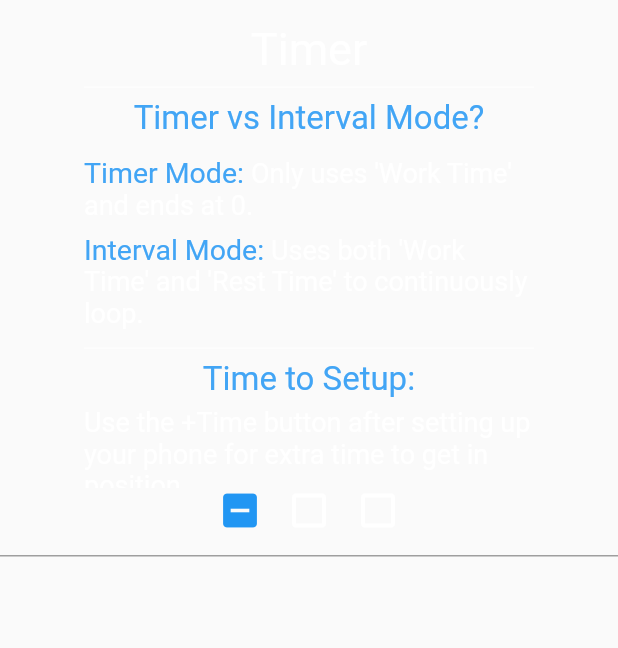
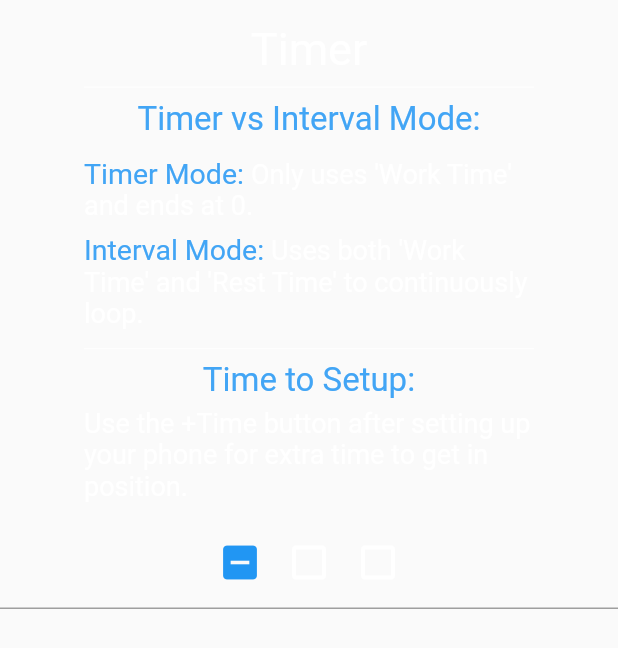
Before and after one commit to Hieroglyphical4/hiit-time, a Flutter app: the TipsWidget widget shown alone on an empty page, opened directly, on a phone screen of 412 x 824 dp. Shown: the top 648 px of the screen. Run offline on Flutter 3.47's test engine with Material 2 defaults, Android fonts, the phone set to English and light mode, and no system bars; our stand-ins replace audioplayers, awesome_notifications, native_device_orientation, shared_preferences, sqflite, wakelock; missing offline and left inert: flutter_background_service; accounts and stored records are empty.

Commit message:
Log Tips

```diff
--- a/lib/advanced_settings_menu.dart
+++ b/lib/advanced_settings_menu.dart
@@ -429,7 +429,7 @@ class TipsWidgetState extends State<TipsWidget> {
               child: Center(
                   child: Column(children: [
                     SizedBox(
-                        height: 325,
+                        height: 360,
                         width: 300,
                         /////////////////////////////////////////////////////
                         /// These are the individual pages that show Tips
@@ -445,14 +445,14 @@ class TipsWidgetState extends State<TipsWidget> {
                           children: [
                             /// Timer Tip Page
                             Center(
-                              child: SingleChildScrollView(
-                                  child: Column(
+                              child: Column(
                                 mainAxisAlignment: MainAxisAlignment.center,
                                 children: [
                                   SizedBox(height: 15),
                                   Text("Timer", style: TextStyle(fontSize: 30, color: textColorOverwrite ? Colors.black : Colors.white)),
                                   Divider(color: primaryColor),
-                                  Text("Timer vs Interval Mode?",
+                                  Spacer(),
+                                  Text("Timer vs Interval Mode:",
                                       style: TextStyle(fontSize: 22, color: primaryAccentColor)
                                   ),
                                   SizedBox(height: 12),
@@ -492,9 +492,9 @@ class TipsWidgetState extends State<TipsWidget> {
                                   ),
 
                                   SizedBox(height: 25),
-                                  // Spacer(),
+                                  Spacer(),
                                 ]
-                              ))
+                              )
                             ),
 
                             /// Settings Tip Page
@@ -506,16 +506,19 @@ class TipsWidgetState extends State<TipsWidget> {
                                       Text("Settings", style: TextStyle(fontSize: 30, color: textColorOverwrite ? Colors.black : Colors.white)),
                                       Divider(color: primaryColor),
                                       Spacer(),
-                                      Text("Quick Navigation", style: TextStyle(fontSize: 22, color: primaryAccentColor)),
+                                      Text("Quick Navigation:", style: TextStyle(fontSize: 22, color: primaryAccentColor)),
                                       SizedBox(height: 5),
                                       Text("Access 'Advanced Settings' from the Timer by clicking the 'HIIT Time' header.",
                                           style: TextStyle(fontSize: 18, color: primaryColor)
                                       ),
-                                      SizedBox(height: 5),
+
+                                      SizedBox(height: 8),
                                       Divider(color: primaryColor),
+                                      SizedBox(height: 8),
+
                                       Text("Unending Timer:", style: TextStyle(fontSize: 22, color: primaryAccentColor)),
                                       SizedBox(height: 5),
-                                      Text("Create a single looping Timer in Interval mode by setting the Rest Time to 0.",
+                                      Text("Create a single looping Timer in Interval Mode by setting the Rest Time to 0.",
                                           style: TextStyle(fontSize: 18, color: primaryColor)
                                       ),
                                       SizedBox(height: 25),
@@ -532,6 +535,40 @@ class TipsWidgetState extends State<TipsWidget> {
                                       SizedBox(height: 15),
                                       Text("Logs", style: TextStyle(fontSize: 30, color: textColorOverwrite ? Colors.black : Colors.white)),
                                       Divider(color: primaryColor),
+                                      Spacer(),
+                                      Text("Getting Started:", style: TextStyle(fontSize: 22, color: primaryAccentColor)),
+                                      SizedBox(height: 5),
+                                      Text("Before saving a New Log in the Logs menu, you must first add an Exercise.",
+                                          style: TextStyle(fontSize: 18, color: primaryColor)
+                                      ),
+
+                                      Spacer(),
+                                      Divider(color: primaryColor),
+                                      Spacer(),
+
+                                      Text("Adding Exercises:", style: TextStyle(fontSize: 22, color: primaryAccentColor)),
+                                      SizedBox(height: 5),
+                                      RichText(
+                                        text: TextSpan(
+                                          style: TextStyle(fontSize: 18, color: primaryColor),
+                                          children: [
+                                            TextSpan(
+                                              text: "To add a New Exercise, navigate to the Logs menu, open the New Log widget and click the ",
+                                            ),
+                                            WidgetSpan(
+                                              child: Icon(
+                                                Icons.add_circle_outline,
+                                                color: primaryAccentColor,
+                                                size: 22,
+                                              ),
+                                            ),
+                                            TextSpan(
+                                              text: " icon in the Exercise Dropdown Menu.",
+                                            ),
+                                          ],
+                                        ),
+                                      ),
+                                      SizedBox(height: 10),
                                       Spacer(),
                                     ]
                                 )
```
